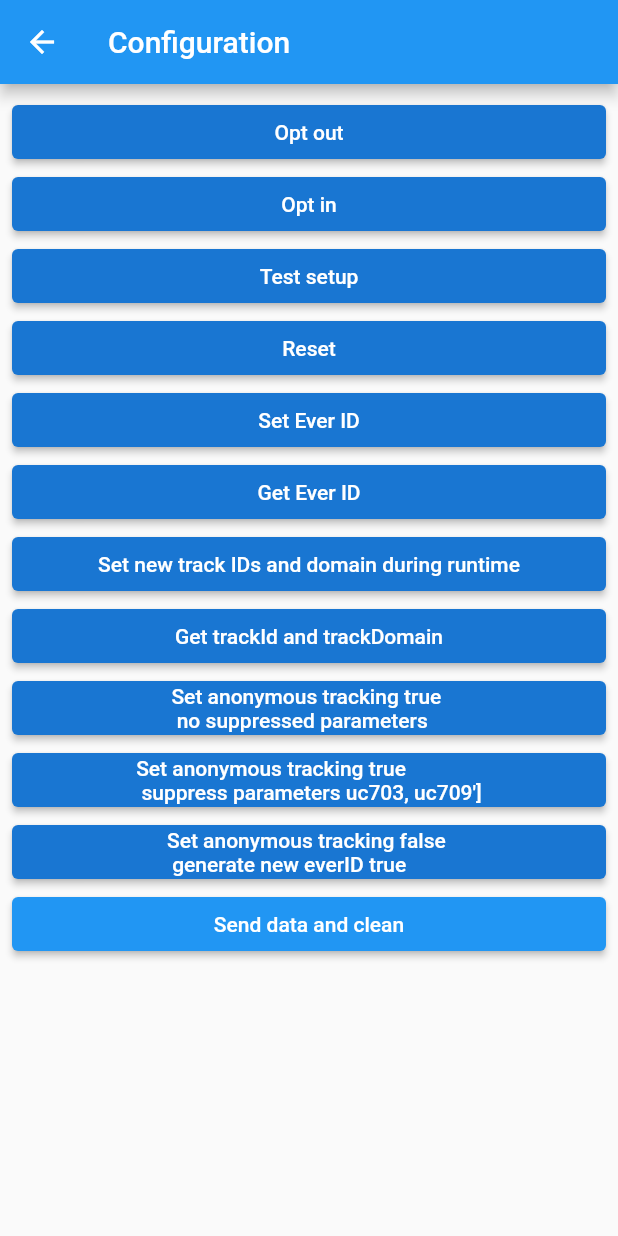
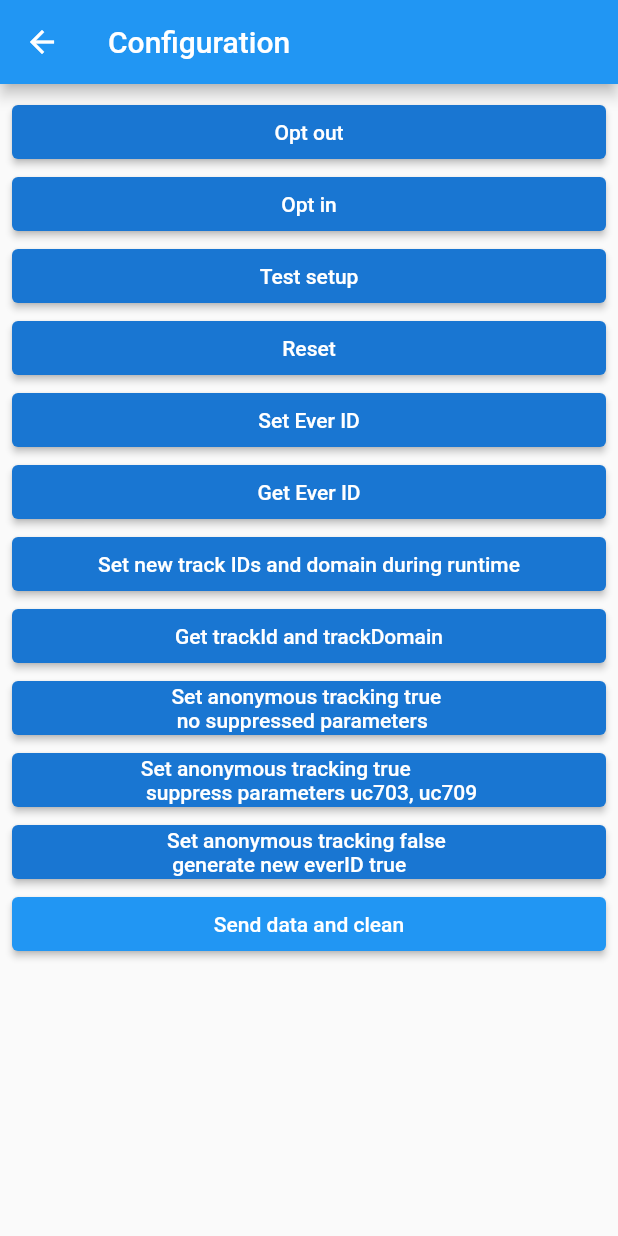
Before and after one commit to mapp-digital/Mapp-Intelligence-Flutter-Tracking, a Flutter app: the screen it shows after launch, after a tap on "Configuration", on a phone screen of 412 x 824 dp. Run offline on Flutter 3.47's test engine with Material 2 defaults, Android fonts, the light colour scheme and no system bars; our stand-ins replace chewie, video_player; statements that could not run were skipped.

Commit message:
fix button labels

```diff
--- a/example/lib/Details.dart
+++ b/example/lib/Details.dart
@@ -121,7 +121,7 @@ class DetailsView extends StatelessWidget {
       onPressed: () async {
         PluginMappintelligence.setAnonymousTracking(true, ['uc703','uc709'], true);
       },
-      child: Text("Set anonymous tracking true \n suppress parameters uc703, uc709']"),
+      child: Text("Set anonymous tracking true \n suppress parameters uc703, uc709"),
       style:
           ElevatedButton.styleFrom(primary: Theme.of(context).primaryColorDark),
     ));
```
Also changed, not shown: 2 other files.
